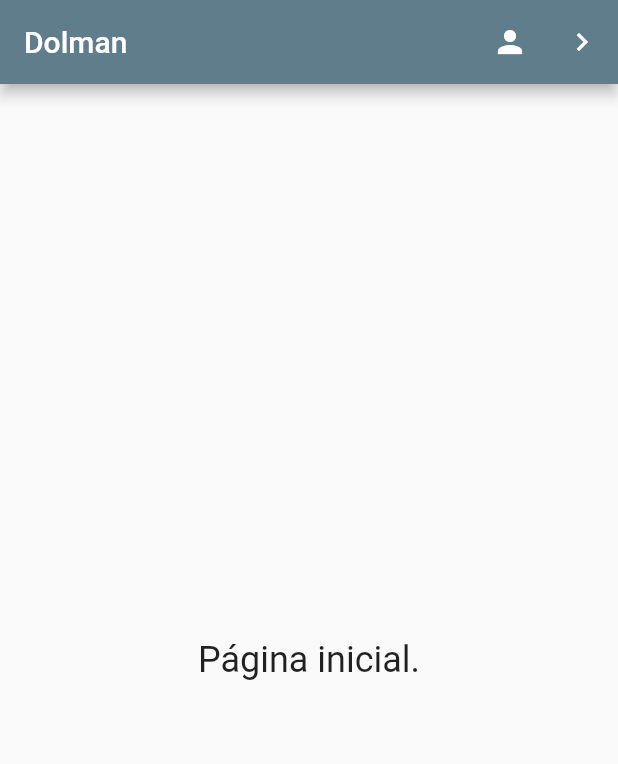
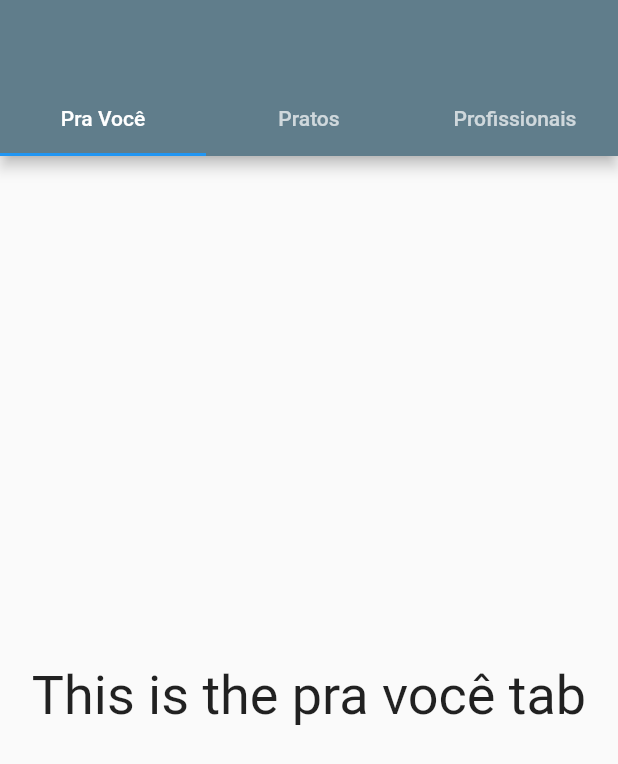
Before and after one commit to ginaldolaranjeiras/dolman_app, a Flutter app: the screen it shows after launch, on a phone screen of 412 x 824 dp. Shown: the top 764 px of the screen. Run offline on Flutter 3.47's test engine with Material 2 defaults, Android fonts, the phone set to English and light mode, and no system bars.

Commit message:
criacao_guias_homepage

```diff
--- a/lib/main.dart
+++ b/lib/main.dart
@@ -1,11 +1,12 @@
+import 'package:dolman_app/ui/pages/guias.dart';
 import 'package:flutter/material.dart';
-import 'ui/pages/home.dart';
+//import 'ui/pages/home.dart';
 //import 'ui/pages/login.dart';
 
 void main(){
 
   runApp(MaterialApp(
-    home: DolmanApp()
+    home: DolmanTabs()
     ));
 
 }
--- /dev/null
+++ b/lib/ui/pages/guias.dart
@@ -0,0 +1,35 @@
+import 'package:flutter/material.dart';
+
+class DolmanTabs extends StatelessWidget {
+  final List<Tab> dolmanTabs = <Tab>[
+    Tab(text: 'Pra Você'),
+    Tab(text: 'Pratos'),
+    Tab(text: 'Profissionais')
+  ];
+
+  @override
+  Widget build(BuildContext context) {
+    return DefaultTabController(
+      length: dolmanTabs.length,
+      child: Scaffold(
+        appBar: AppBar(
+          bottom: TabBar(
+            tabs: dolmanTabs,
+          ),
+          backgroundColor: Colors.blueGrey,
+        ),
+        body: TabBarView(
+          children: dolmanTabs.map((Tab tab) {
+            final String label = tab.text.toLowerCase();
+            return Center(
+              child: Text(
+                'This is the $label tab',
+                style: const TextStyle(fontSize: 36),
+              ),
+            );
+          }).toList(),
+        ),
+      ),
+    );
+  }
+}
```
